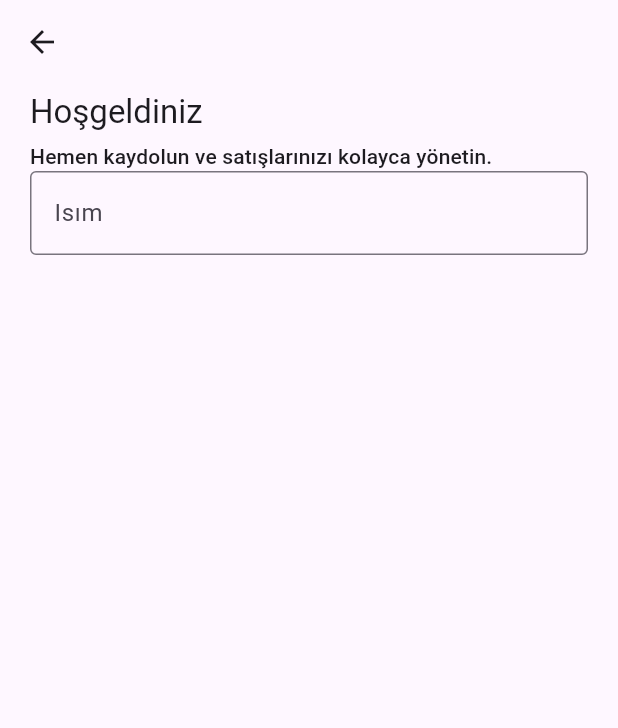
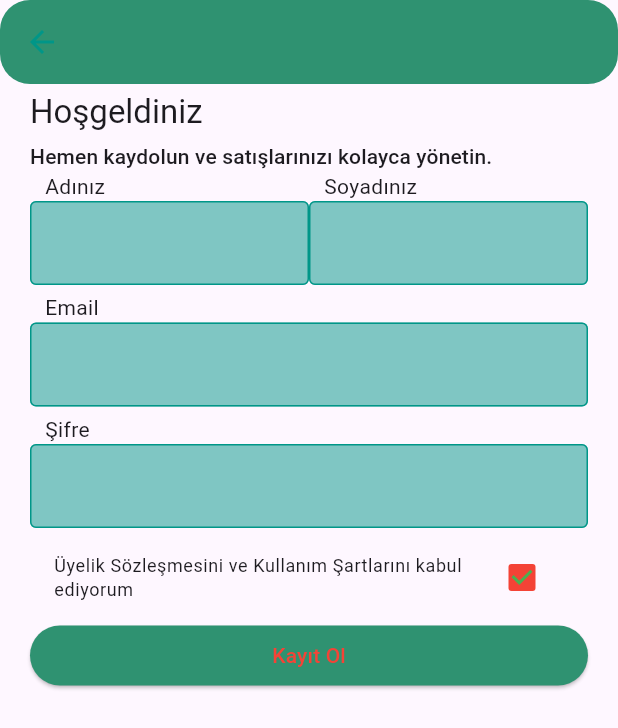
Before and after one commit to kadiirhocaoglu/InternHST, a Flutter app: the screen it shows after launch, on a phone screen of 412 x 824 dp. Shown: the top 728 px of the screen. Run offline on Flutter 3.47's test engine with Material 3 defaults, Android fonts, the phone set to English and light mode, and no system bars; our stand-ins replace animated_text_kit, dio; missing offline and left inert: flutter_nfc_kit, ndef.

Commit message:
19 july created fields and button, will create color scheme

```diff
--- a/register_hst_flutter/lib/feature/singup/color_constants.dart
+++ b/register_hst_flutter/lib/feature/singup/color_constants.dart
@@ -1,7 +1,13 @@
 import 'package:flutter/material.dart';
 import 'package:flutter/widgets.dart';
-enum ColorConstants{
-  Color()
+class ColorConstants{
+  ColorConstants._();
+
+  static const bgTopColor = Color.fromARGB(255, 32, 68, 84);
+  static const bgButtonColor = Color.fromARGB(255, 60, 200, 124);
+  static const bgBottomNavBarColor = Color.fromARGB(255, 47, 146, 113);
+  static const bgTracsactionTileColor = Color.fromARGB(255, 49, 112, 99);
+  static const bgColor = Colors.white60;
 }
 
 //Color.rgb(82, 178, 112);
--- a/register_hst_flutter/lib/feature/singup/signup_keys.dart
+++ b/register_hst_flutter/lib/feature/singup/signup_keys.dart
@@ -6,4 +6,9 @@
 
   static  String headerTitle = "Hoşgeldiniz";
   static String headerSubtitle = "Hemen kaydolun ve satışlarınızı kolayca yönetin.";
+
+  static String nameTextFieldTitle = "Adınız";
+  static String surnameTextFieldTitle = "Soyadınız";
+  static String emailTextFieldTitle = "Email";
+  static String passwordTextFieldTitle = "Şifre";
 }
--- a/register_hst_flutter/lib/feature/singup/signup_mixin.dart
+++ b/register_hst_flutter/lib/feature/singup/signup_mixin.dart
@@ -1,4 +1,19 @@
 import 'package:register_hst_flutter/feature/singup/signup_view.dart';
 import 'package:flutter/material.dart';
 
-mixin SignupMixin on State<SingupView> {}
+mixin SignupMixin on State<SingupView> {
+  final TextEditingController nameController = TextEditingController();
+  final TextEditingController surnameController = TextEditingController();
+  final TextEditingController emailController = TextEditingController();
+  final TextEditingController passwordController = TextEditingController();
+
+  @override
+  void dispose() {
+    nameController.dispose();
+    surnameController.dispose();
+    emailController.dispose();
+    passwordController.dispose();
+    super.dispose();
+  }
+
+}
--- a/register_hst_flutter/lib/feature/singup/signup_view.dart
+++ b/register_hst_flutter/lib/feature/singup/signup_view.dart
@@ -1,10 +1,10 @@
 import 'package:flutter/material.dart';
+import 'package:flutter/widgets.dart';
 import 'package:register_hst_flutter/feature/singup/signup_keys.dart';
+import 'package:register_hst_flutter/feature/singup/signup_mixin.dart';
 import 'package:register_hst_flutter/feature/singup/signup_padding.dart';
-
 part './widget/signup_text_field.dart';
-part  'widget/signup_header_title.dart';
-
+part 'widget/signup_header_title.dart';
 
 final class SingupView extends StatefulWidget {
   const SingupView({super.key});
@@ -13,30 +13,68 @@
   State<SingupView> createState() => _SingupViewState();
 }
 
-  class _SingupViewState extends State<SingupView> {
+class _SingupViewState extends State<SingupView> with SignupMixin {
   @override
   Widget build(BuildContext context) {
     return Scaffold(
       appBar: AppBar(
           leading: BackButton(),
           automaticallyImplyLeading: false,
-          shape: RoundedRectangleBorder(borderRadius: BorderRadius.horizontal(left: Radius.circular(20.0), right: Radius.circular(20.0)))),
+          shape: RoundedRectangleBorder(
+              borderRadius: BorderRadius.horizontal(
+                  left: Radius.circular(20.0), right: Radius.circular(20.0)))),
       body: SingleChildScrollView(
-          child:Padding(
+        child: Padding(
           padding: SignupPadding.medium.paddingHorizontal,
           child: Column(
+
             crossAxisAlignment: CrossAxisAlignment.start,
             mainAxisAlignment: MainAxisAlignment.start,
             children: [
               _HeaderTitle(),
               Column(
                 children: [
-                    _SingupTextField()
+                  Row(
+                    children: [
+                      Expanded(
+                        child: _SingupTextField(
+                            title: SingupKeys.nameTextFieldTitle,
+                            controller: nameController),
+                      ),
+                      Expanded(
+                        child: _SingupTextField(
+                            title: SingupKeys.surnameTextFieldTitle,
+                            controller: surnameController),
+                      ),
+                    ],
+                  ),
+                  _SingupTextField(
+                      title: SingupKeys.emailTextFieldTitle,
+                      controller: emailController),
+                  _SingupTextField(
+                      title: SingupKeys.passwordTextFieldTitle,
+                      controller: passwordController),
+                  CheckboxListTile(
+                    value: true,
+                    onChanged: (value) {},
+                    title: Text(
+                      "Üyelik Sözleşmesini ve Kullanım Şartlarını kabul ediyorum",
+                      style: Theme.of(context).textTheme.bodySmall,
+                    ),
+                  ),
+                  ElevatedButton(
+                      onPressed: () {},
+                      child: DecoratedBox(
+                        decoration: BoxDecoration(),
+                        child: Center(
+                          child: Text("Kayıt Ol"),
+                        ),
+                      ))
                 ],
               )
             ],
           ),
-          ) ,
+        ),
       ),
     );
   }
--- a/register_hst_flutter/lib/feature/singup/widget/signup_text_field.dart
+++ b/register_hst_flutter/lib/feature/singup/widget/signup_text_field.dart
@@ -1,25 +1,38 @@
 part of '../signup_view.dart';
 
 class _SingupTextField extends StatelessWidget {
-  _SingupTextField();
+  _SingupTextField({
+    super.key,
+    required String title,
+    required TextEditingController controller
+  })
+  : _title = title,
+    _controller = controller;
 
+  final String _title;
+  final TextEditingController _controller;
 
   @override
   Widget build(BuildContext context) {
-    return Column(
+    return Padding(
+        padding: EdgeInsets.only(bottom: SignupPadding.verylow.value),
+        child: Column(
           crossAxisAlignment: CrossAxisAlignment.start,
           children: [
+            Padding(
+            padding: EdgeInsets.only(left: SignupPadding.low.value),
+            child: Text(_title),
+              ),
             TextField(
+              controller: _controller,
               decoration: InputDecoration(
-            border: OutlineInputBorder(
+                  border: OutlineInputBorder(),
+                  filled: true,
+                  fillColor: Theme.of(context).colorScheme.onSurface.withOpacity(0.5),
                 ),
-            label: Text("Isım"),
-            hintText: "Merhaba"
-
-
               ),
+            ],
           )
-    ],
         );
   }
 }
--- a/register_hst_flutter/lib/main.dart
+++ b/register_hst_flutter/lib/main.dart
@@ -1,9 +1,10 @@
 import 'package:flutter/material.dart';
+import 'package:register_hst_flutter/feature/singup/color_constants.dart';
 import 'package:register_hst_flutter/feature/singup/signup_view.dart';
 
 void main() {
   runApp(MaterialApp(
-    theme: ThemeData.light().copyWith(appBarTheme: AppBarTheme()),
+    theme: ThemeData.light().copyWith(colorScheme: ColorScheme(brightness: Brightness.light, primary: Colors.red, onPrimary: Colors.green, secondary: Colors.yellow, onSecondary: Colors.blue, error: Colors.brown, onError: Colors.deepPurple, surface: ColorConstants.bgBottomNavBarColor, onSurface: Colors.teal)),
     home: SingupView(),
   ));
 }
```
Also changed, not shown: 1 other file. Lines whose indentation alone changed are shown as unchanged.
